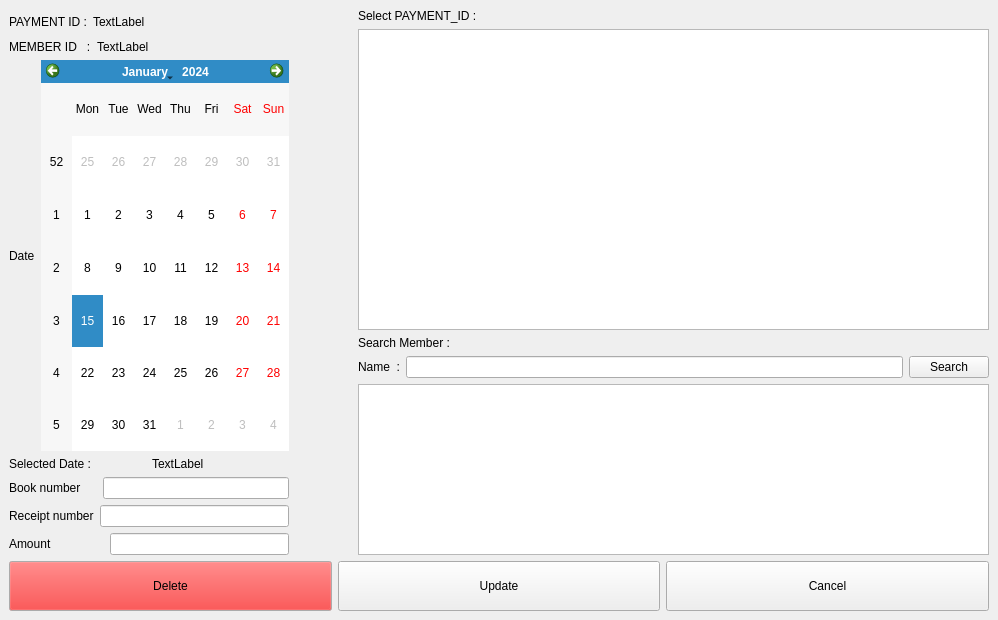
Qt form edit_payment.ui (severus-tux/gdm_database_management) before a commit.
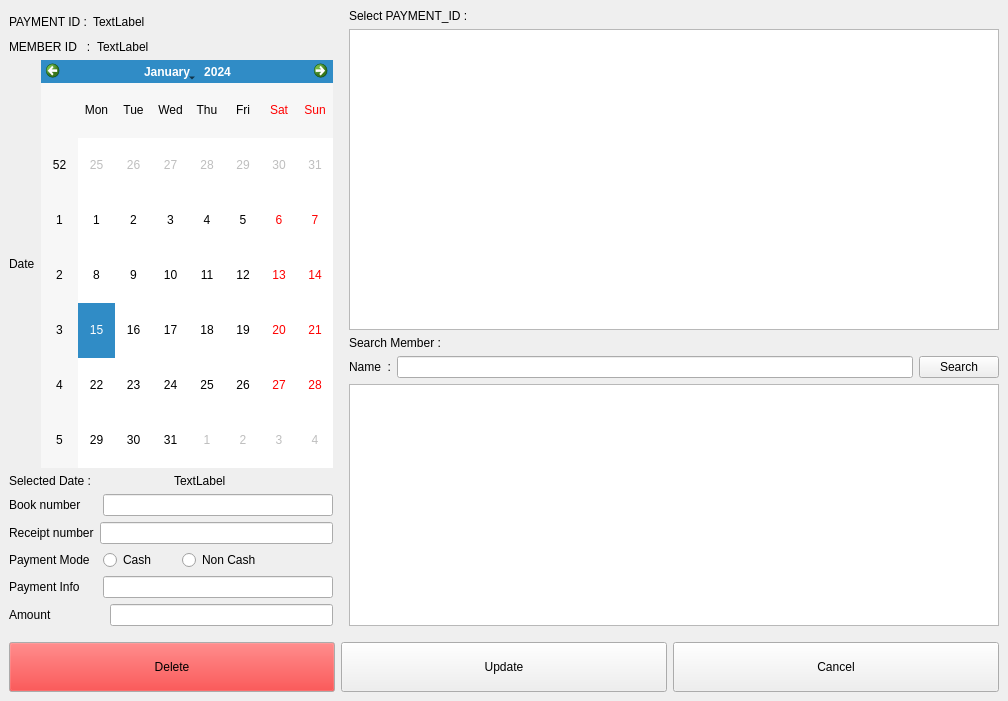
The same form after that commit.

Commit message: Added Payment Mode

The edit to the form file:
```diff
--- a/edit_payment.ui
+++ b/edit_payment.ui
@@ -6,17 +6,19 @@
    <rect>
     <x>0</x>
     <y>0</y>
-    <width>998</width>
-    <height>620</height>
+    <width>1008</width>
+    <height>701</height>
    </rect>
   </property>
   <property name="windowTitle">
    <string>Edit Payment</string>
   </property>
   <widget class="QWidget" name="centralwidget">
+   <layout class="QGridLayout" name="gridLayout">
+    <item row="0" column="0">
    <layout class="QVBoxLayout" name="verticalLayout_5">
     <item>
-     <layout class="QHBoxLayout" name="horizontalLayout_10">
+       <layout class="QHBoxLayout" name="horizontalLayout_13">
       <item>
        <layout class="QVBoxLayout" name="verticalLayout">
         <item>
@@ -136,6 +138,81 @@
           </item>
          </layout>
         </item>
+          <item>
+           <layout class="QHBoxLayout" name="horizontalLayout_11">
+            <item>
+             <widget class="QLabel" name="label_11">
+              <property name="text">
+               <string>Payment Mode  </string>
+              </property>
+             </widget>
+            </item>
+            <item>
+             <layout class="QHBoxLayout" name="horizontalLayout_10">
+              <item>
+               <widget class="QRadioButton" name="radioButton_cash">
+                <property name="text">
+                 <string>Cash</string>
+                </property>
+               </widget>
+              </item>
+              <item>
+               <spacer name="horizontalSpacer_3">
+                <property name="orientation">
+                 <enum>Qt::Horizontal</enum>
+                </property>
+                <property name="sizeType">
+                 <enum>QSizePolicy::Minimum</enum>
+                </property>
+                <property name="sizeHint" stdset="0">
+                 <size>
+                  <width>20</width>
+                  <height>20</height>
+                 </size>
+                </property>
+               </spacer>
+              </item>
+              <item>
+               <widget class="QRadioButton" name="radioButton_noncash">
+                <property name="text">
+                 <string>Non Cash</string>
+                </property>
+               </widget>
+              </item>
+              <item>
+               <spacer name="horizontalSpacer_2">
+                <property name="orientation">
+                 <enum>Qt::Horizontal</enum>
+                </property>
+                <property name="sizeType">
+                 <enum>QSizePolicy::MinimumExpanding</enum>
+                </property>
+                <property name="sizeHint" stdset="0">
+                 <size>
+                  <width>10</width>
+                  <height>20</height>
+                 </size>
+                </property>
+               </spacer>
+              </item>
+             </layout>
+            </item>
+           </layout>
+          </item>
+          <item>
+           <layout class="QHBoxLayout" name="horizontalLayout_12">
+            <item>
+             <widget class="QLabel" name="label_12">
+              <property name="text">
+               <string>Payment Info     </string>
+              </property>
+             </widget>
+            </item>
+            <item>
+             <widget class="QLineEdit" name="lineEdit_payment_info"/>
+            </item>
+           </layout>
+          </item>
         <item>
          <layout class="QHBoxLayout" name="horizontalLayout_5">
           <item>
@@ -157,10 +234,13 @@
         <property name="orientation">
          <enum>Qt::Horizontal</enum>
         </property>
+          <property name="sizeType">
+           <enum>QSizePolicy::Minimum</enum>
+          </property>
         <property name="sizeHint" stdset="0">
          <size>
-          <width>18</width>
-          <height>539</height>
+            <width>10</width>
+            <height>20</height>
          </size>
         </property>
        </spacer>
@@ -192,7 +272,7 @@
             </property>
             <property name="minimumSize">
              <size>
-              <width>631</width>
+                <width>650</width>
               <height>301</height>
              </size>
             </property>
@@ -246,6 +326,22 @@
       </item>
      </layout>
     </item>
+      <item>
+       <spacer name="verticalSpacer">
+        <property name="orientation">
+         <enum>Qt::Vertical</enum>
+        </property>
+        <property name="sizeType">
+         <enum>QSizePolicy::Minimum</enum>
+        </property>
+        <property name="sizeHint" stdset="0">
+         <size>
+          <width>20</width>
+          <height>10</height>
+         </size>
+        </property>
+       </spacer>
+      </item>
     <item>
      <layout class="QHBoxLayout" name="horizontalLayout_8">
       <item>
@@ -306,6 +402,9 @@
           <height>50</height>
          </size>
         </property>
+          <property name="cursor">
+           <cursorShape>PointingHandCursor</cursorShape>
+          </property>
         <property name="text">
          <string>Update</string>
         </property>
@@ -323,6 +422,8 @@
          <string>Cancel</string>
         </property>
        </widget>
+        </item>
+       </layout>
       </item>
      </layout>
     </item>
```
Lines whose indentation alone changed are shown as unchanged. The commit also changes 11 other files.
